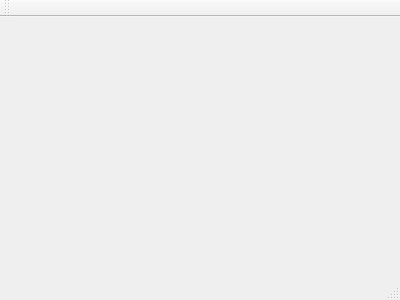
Old version of the form MainWindow.ui in the repository qqsskk/AgvCtrlSys.
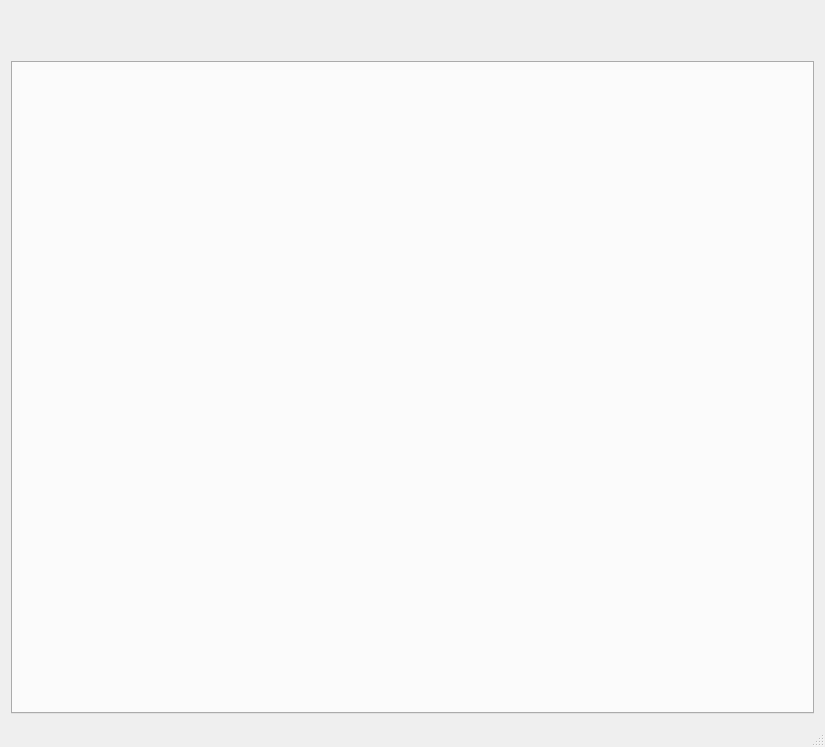
New version of the form.

Diff of the .ui file:
```diff
--- a/MainWindow.ui
+++ b/MainWindow.ui
@@ -1,24 +1,60 @@
 <ui version="4.0">
  <class>MainWindow</class>
- <widget class="QMainWindow" name="MainWindow" >
-  <property name="geometry" >
+ <widget class="QMainWindow" name="MainWindow">
+  <property name="geometry">
    <rect>
     <x>0</x>
     <y>0</y>
-    <width>400</width>
-    <height>300</height>
+    <width>825</width>
+    <height>747</height>
    </rect>
   </property>
   <property name="windowTitle" >
    <string>MainWindow</string>
   </property>
-  <widget class="QMenuBar" name="menuBar" />
-  <widget class="QToolBar" name="mainToolBar" />
-  <widget class="QWidget" name="centralWidget" />
-  <widget class="QStatusBar" name="statusBar" />
+  <widget class="QWidget" name="centralWidget">
+   <layout class="QGridLayout" name="gridLayout">
+    <item row="1" column="0">
+     <widget class="QTabWidget" name="tabWidget">
+      <property name="font">
+       <font>
+        <family>Microsoft YaHei</family>
+        <pointsize>15</pointsize>
+        <underline>false</underline>
+       </font>
+      </property>
+      <property name="layoutDirection">
+       <enum>Qt::LeftToRight</enum>
+      </property>
+      <property name="tabShape">
+       <enum>QTabWidget::Rounded</enum>
+      </property>
+      <property name="currentIndex">
+       <number>-1</number>
+      </property>
+     </widget>
+    </item>
+    <item row="0" column="0">
+     <spacer name="verticalSpacer">
+      <property name="orientation">
+       <enum>Qt::Vertical</enum>
+      </property>
+      <property name="sizeType">
+       <enum>QSizePolicy::Fixed</enum>
+      </property>
+      <property name="sizeHint" stdset="0">
+       <size>
+        <width>20</width>
+        <height>50</height>
+       </size>
+      </property>
+     </spacer>
+    </item>
+   </layout>
+  </widget>
+  <widget class="QStatusBar" name="statusBar"/>
  </widget>
- <layoutDefault spacing="6" margin="11" />
- <pixmapfunction></pixmapfunction>
+ <layoutdefault spacing="6" margin="11"/>
  <resources/>
  <connections/>
 </ui>
```
Left out of the diff: 3 changed lines with no effect on the pictures.
